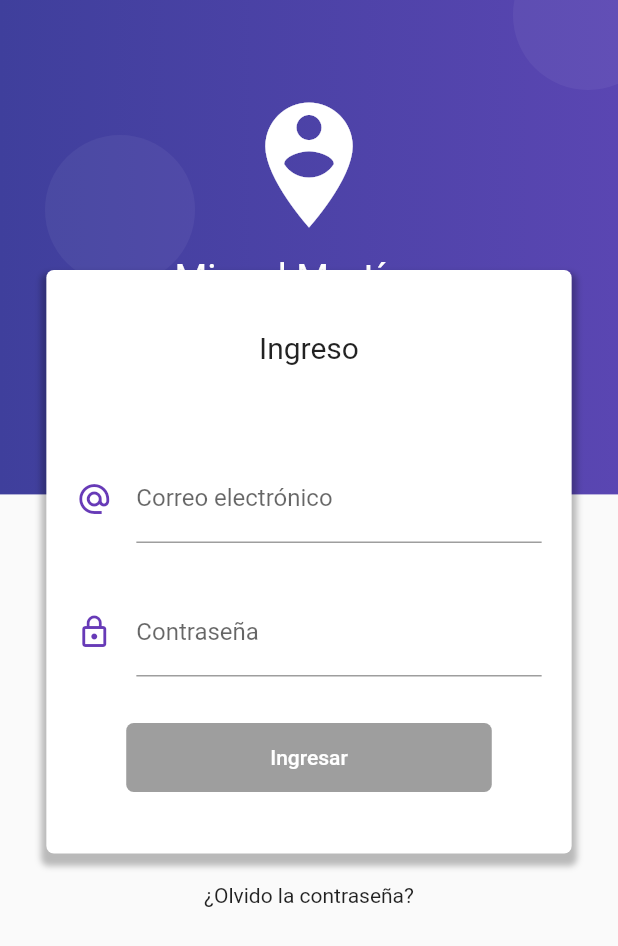
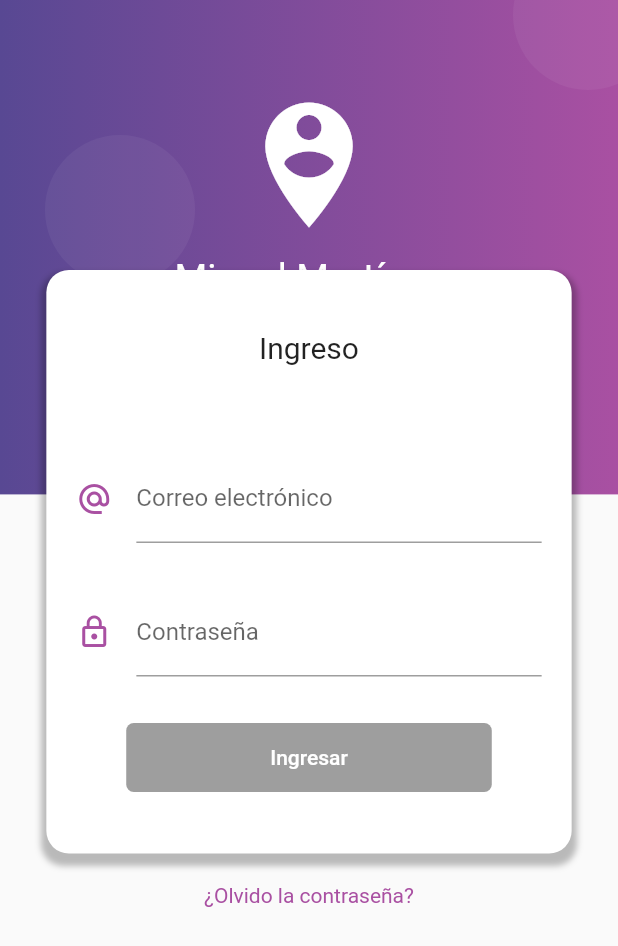
Before and after one commit to muckystack/flutter_validarformulario_FH, a Flutter app: the LoginPage screen opened by its route, on a phone screen of 412 x 824 dp. Shown: the top 946 px of the screen. Run offline on Flutter 3.47's test engine with Material 2 defaults, Android fonts, the phone set to English and light mode, and no system bars; our stand-ins replace rxdart.

```diff
--- a/lib/src/pages/login_page.dart
+++ b/lib/src/pages/login_page.dart
@@ -38,7 +38,7 @@ class LoginPage extends StatelessWidget {
             margin: EdgeInsets.only(bottom: 20.0),
             decoration: BoxDecoration(
               color: Colors.white,
-              borderRadius: BorderRadius.circular(5.0),
+              borderRadius: BorderRadius.circular(15.0),
               boxShadow: [
                 BoxShadow(
                   color: Colors.black26,
@@ -61,7 +61,7 @@ class LoginPage extends StatelessWidget {
             ),
           ),
 
-          Text('¿Olvido la contraseña?'),
+          Text('¿Olvido la contraseña?', style: TextStyle(color: Color.fromRGBO(169, 80, 162, 1.0))),
           SizedBox(height: 100.0,)
         ],
       ),
@@ -80,7 +80,7 @@ class LoginPage extends StatelessWidget {
           child: TextField(
             keyboardType: TextInputType.emailAddress,
             decoration: InputDecoration(
-              icon: Icon(Icons.alternate_email, color: Colors.deepPurple,),
+              icon: Icon(Icons.alternate_email, color: Color.fromRGBO(169, 80, 162, 1.0),),
               hintText: 'ejemplo@correo.com',
               labelText: 'Correo electrónico',
               counterText: snapshot.data,
@@ -106,7 +106,7 @@ class LoginPage extends StatelessWidget {
             obscureText: true,
             keyboardType: TextInputType.emailAddress,
             decoration: InputDecoration(
-              icon: Icon(Icons.lock_outline, color: Colors.deepPurple,),
+              icon: Icon(Icons.lock_outline, color: Color.fromRGBO(169, 80, 162, 1.0),),
               labelText: 'Contraseña',
               counterText: snapshot.data,
               errorText: snapshot.error
@@ -136,9 +136,10 @@ class LoginPage extends StatelessWidget {
             borderRadius: BorderRadius.circular(5.0)
           ),
           elevation: 0.0,
-          color: Colors.deepPurple,
+          color: Color.fromRGBO(169, 80, 162, 1.0),
           textColor: Colors.white,
           onPressed: snapshot.hasData ? () => _login(bloc, context) : null,
+          // onPressed: () {},
         );
       },
     );
@@ -167,8 +168,8 @@ class LoginPage extends StatelessWidget {
       decoration: BoxDecoration(
         gradient: LinearGradient(
           colors: <Color> [
-            Color.fromRGBO(63, 63, 156, 1.0),
-            Color.fromRGBO(90, 70, 178, 1.0),
+            Color.fromRGBO(88, 72, 147, 1.0),
+            Color.fromRGBO(169, 80, 162, 1.0),
           ]
         )
       ),
```
Also changed, not shown: lib/main.dart (+28 -3 lines), lib/src/pages/home_page.dart (+15 -11 lines), lib/src/pages/producto_page.dart (added, +102 -0 lines), lib/src/utils/utils.dart (added, +9 -0 lines).
